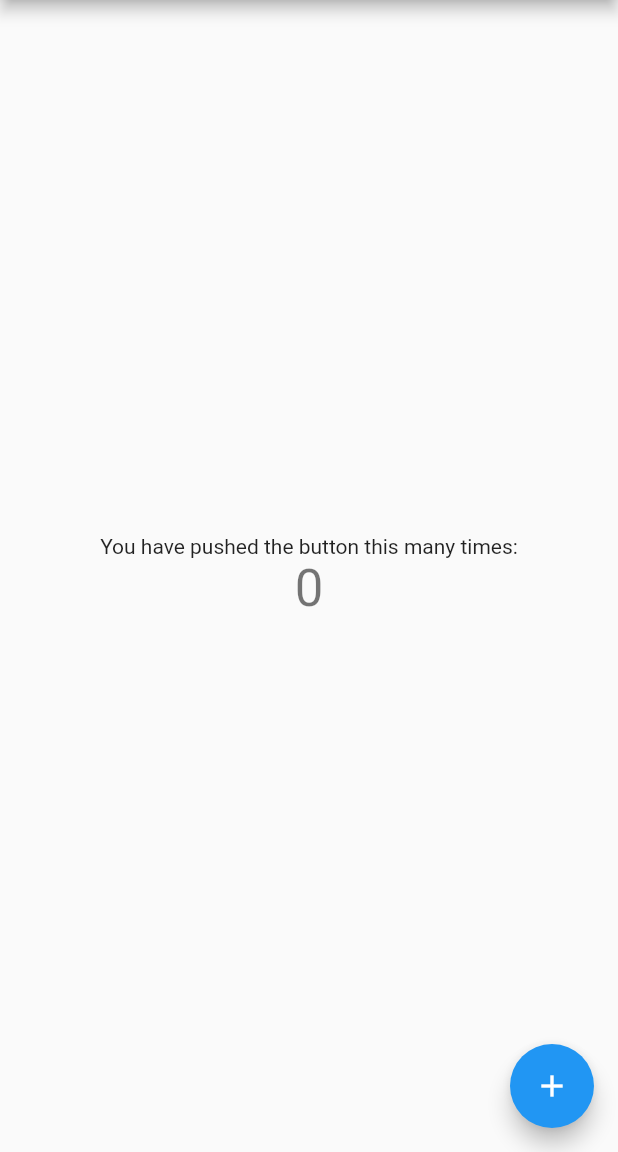
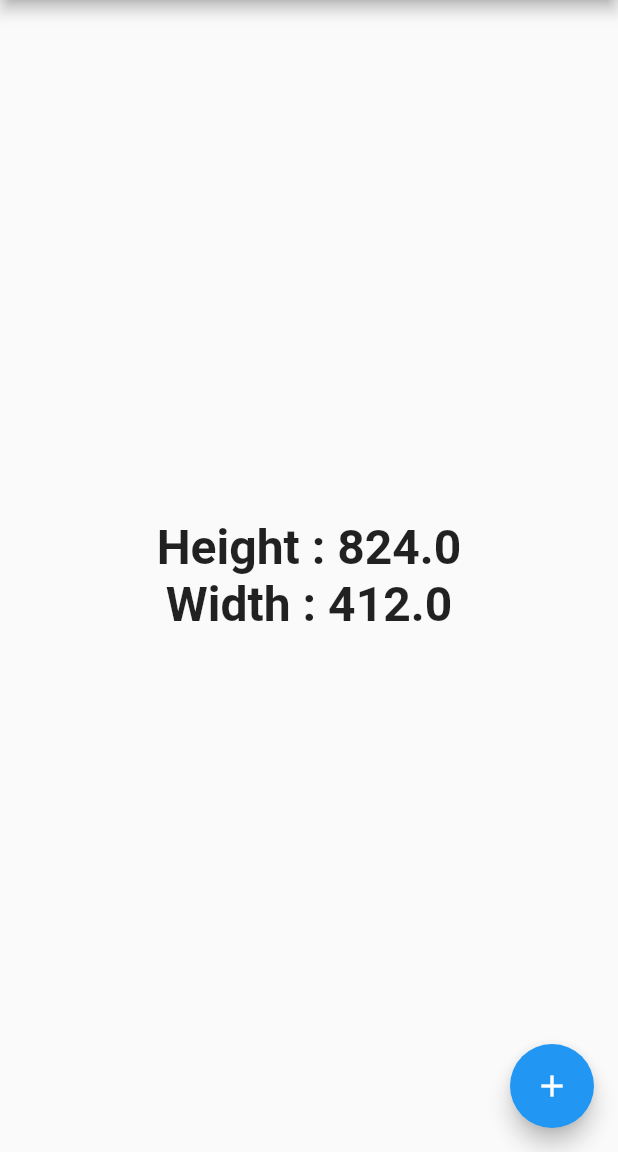
Before and after one commit to DaigoWakabayashi/flutter_playground, a Flutter app: the screen it shows after launch, on a phone screen of 412 x 824 dp, the part 84-1236 px from its top. Run offline on Flutter 3.47's test engine with Material 2 defaults, Android fonts, the phone set to English and light mode, and no system bars; our stand-ins replace device_preview.

Commit message:
#1 Update : Change HomePage text

```diff
--- a/lib/main.dart
+++ b/lib/main.dart
@@ -53,12 +53,19 @@ class _MyHomePageState extends State<MyHomePage> {
         child: Column(
           mainAxisAlignment: MainAxisAlignment.center,
           children: <Widget>[
-            const Text(
-              'You have pushed the button this many times:',
+            Text(
+              'Height : ${MediaQuery.of(context).size.height.toString()}',
+              style: const TextStyle(
+                fontSize: 32,
+                fontWeight: FontWeight.bold,
+              ),
             ),
             Text(
-              '$_counter',
-              style: Theme.of(context).textTheme.headline4,
+              'Width : ${MediaQuery.of(context).size.width.toString()}',
+              style: const TextStyle(
+                fontSize: 32,
+                fontWeight: FontWeight.bold,
+              ),
             ),
           ],
         ),
```
